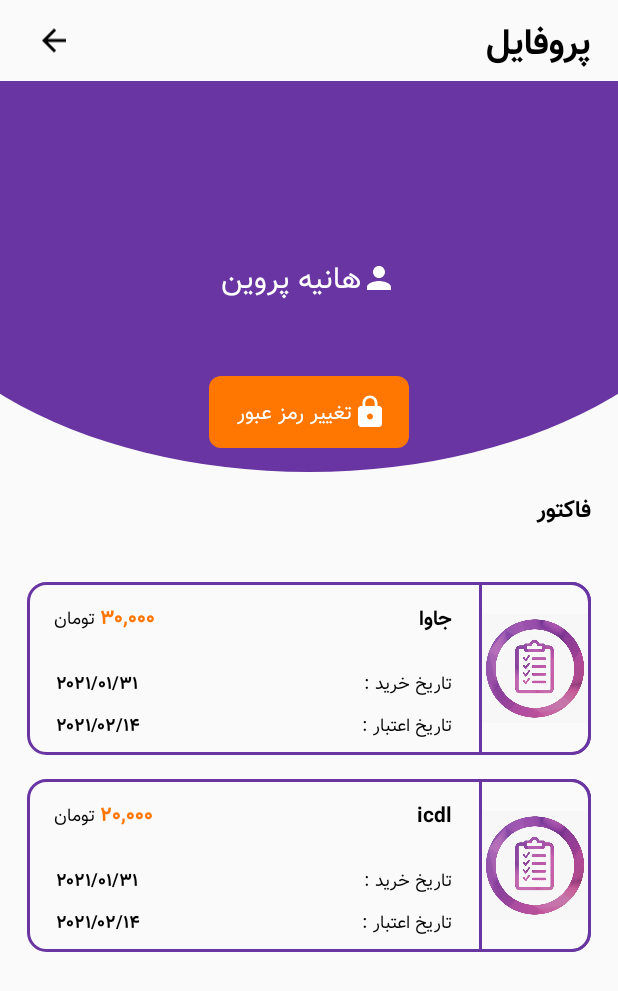
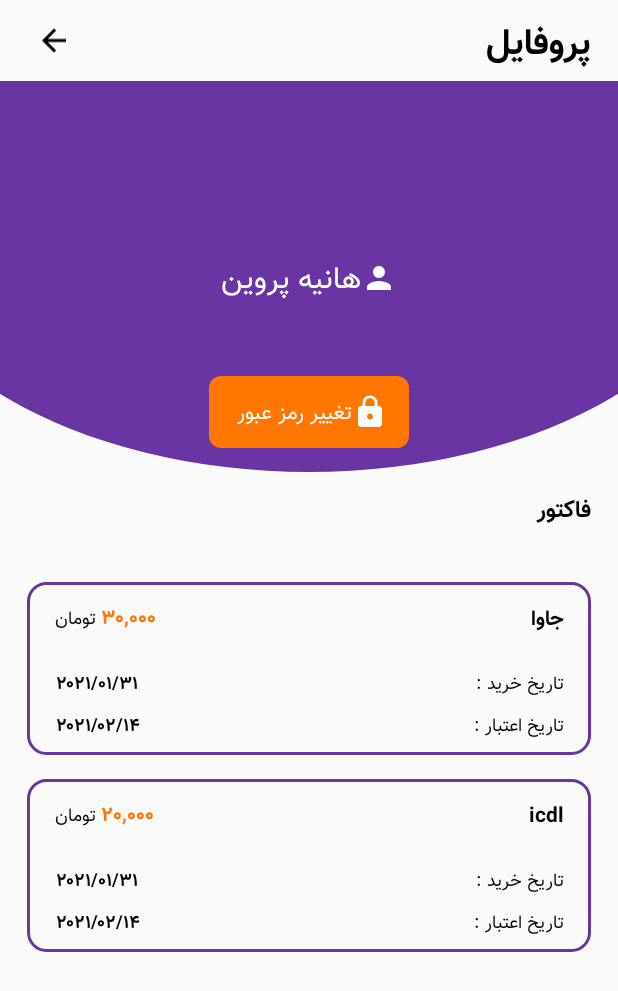
Before and after one commit to teamandroidm/TestProject, an Android app: the screen it shows after launch (ProfileActivity), on a phone screen of 412 x 824 dp. Shown: the top 991 px of the screen. Run offline under Robolectric (Android 15) with nearby library versions, the phone set to English and light mode, and no system bars; our stand-ins replace Volley.

Commit message:
change:delete term image

```diff
--- a/app/src/main/res/layout/rcv_item_activity_profile.xml
+++ b/app/src/main/res/layout/rcv_item_activity_profile.xml
@@ -10,28 +10,11 @@
         android:foreground="@drawable/activity_profile_factor_layout"
     >
 
-    <LinearLayout
-        android:layout_width="0dp"
-        android:layout_height="match_parent"
-        android:layout_weight="0.2"
-        android:foreground="@drawable/activity_profile_img_factor_layout"
-        android:gravity="center">
-        <ImageView
+
+        <LinearLayout
             android:layout_width="match_parent"
             android:layout_height="match_parent"
-            android:src="@drawable/logocourses"
-            android:id="@+id/rcv_item_activity_profile_img_course"
-
-            />
-    </LinearLayout>
-
-
-
-        <LinearLayout
-            android:layout_width="0dp"
-            android:layout_height="match_parent"
             android:paddingHorizontal="18dp"
-            android:layout_weight="0.8"
             android:orientation="vertical"
             >
 
```
